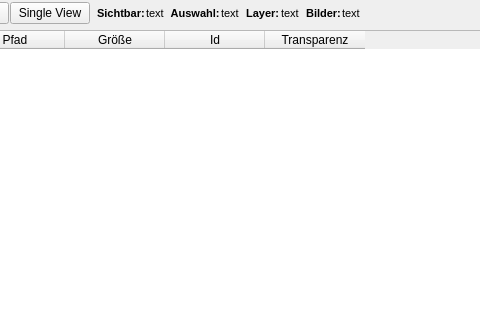
First picture: the form in arch_dock/raster/forms/dlgRasterLayerView.ui, repository Landesamt-fuer-Archaeologie-Sachsen/Tachy2GIS_arch, before the edit; both pictures show x 238 to 718 and y 0 to 320 of the 1000 by 461 pixel window.
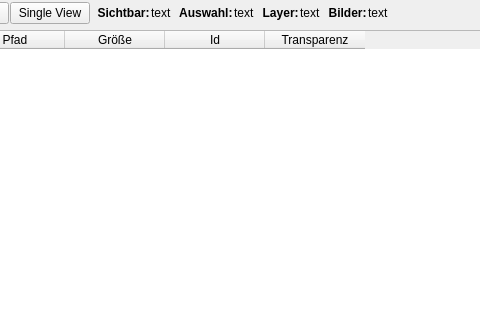
Second picture: the form after the edit. Icons and pictures are not drawn.

Commit message: BUGFIX ui: let the arch dock and the raster overview follow the QGIS font

The edit to the form file:
```diff
--- a/arch_dock/raster/forms/dlgRasterLayerView.ui
+++ b/arch_dock/raster/forms/dlgRasterLayerView.ui
@@ -228,7 +228,6 @@
          <widget class="QLabel" name="label_1">
           <property name="font">
            <font>
-            <pointsize>8</pointsize>
             <weight>75</weight>
             <bold>true</bold>
            </font>
@@ -242,7 +241,6 @@
          <widget class="QLabel" name="label_2">
           <property name="font">
            <font>
-            <pointsize>8</pointsize>
             <weight>50</weight>
             <bold>false</bold>
            </font>
@@ -256,7 +254,6 @@
          <widget class="QLabel" name="label_4">
           <property name="font">
            <font>
-            <pointsize>8</pointsize>
             <weight>50</weight>
             <bold>false</bold>
            </font>
@@ -270,7 +267,6 @@
          <widget class="QLabel" name="label_3">
           <property name="font">
            <font>
-            <pointsize>8</pointsize>
             <weight>75</weight>
             <bold>true</bold>
            </font>
@@ -284,7 +280,6 @@
          <widget class="QLabel" name="label_6">
           <property name="font">
            <font>
-            <pointsize>8</pointsize>
             <weight>50</weight>
             <bold>false</bold>
            </font>
@@ -298,7 +293,6 @@
          <widget class="QLabel" name="label_5">
           <property name="font">
            <font>
-            <pointsize>8</pointsize>
             <weight>75</weight>
             <bold>true</bold>
            </font>
@@ -312,7 +306,6 @@
          <widget class="QLabel" name="label_8">
           <property name="font">
            <font>
-            <pointsize>8</pointsize>
             <weight>50</weight>
             <bold>false</bold>
            </font>
@@ -326,7 +319,6 @@
          <widget class="QLabel" name="label_7">
           <property name="font">
            <font>
-            <pointsize>8</pointsize>
             <weight>75</weight>
             <bold>true</bold>
            </font>
```
The commit also changes 1 other file.
